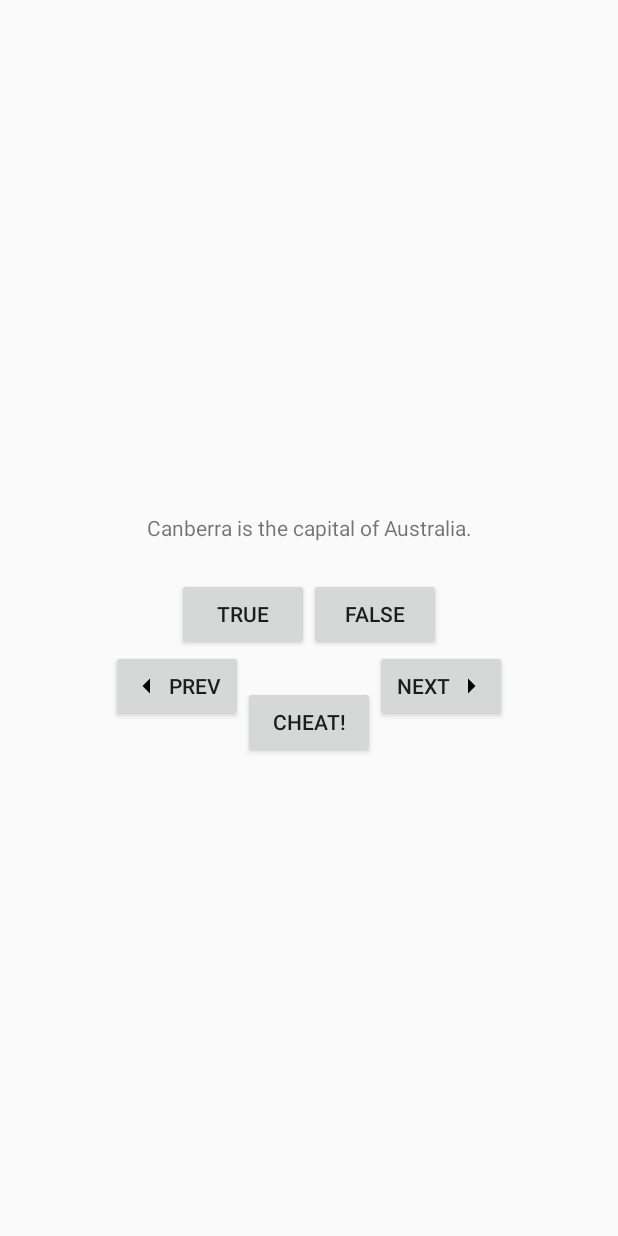
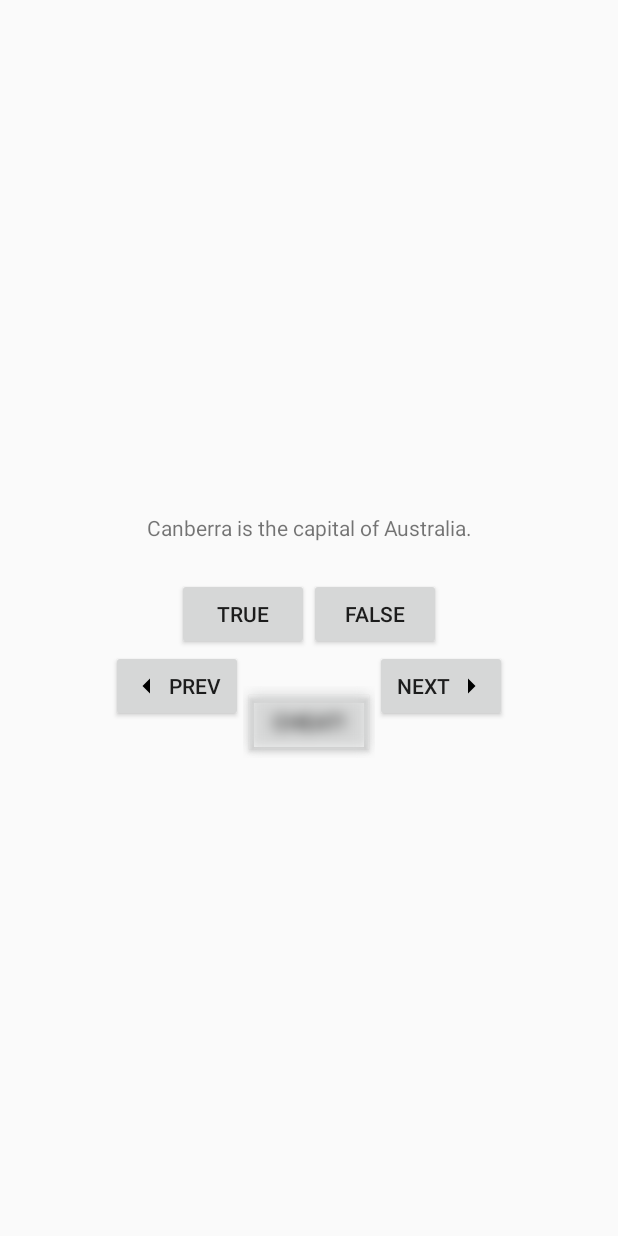
Before and after one commit to Popovycha/GeoQuizApp, an Android app built with Jetpack Compose: the screen it shows after launch (MainActivity), on a phone screen of 412 x 824 dp. Run offline under Robolectric (Android 15) with nearby library versions, the phone set to English and light mode, and no system bars.

Commit message:
8th chapter with complete challenge

```diff
--- a/app/src/main/java/com/example/geoquiz/CheatActivity.kt
+++ b/app/src/main/java/com/example/geoquiz/CheatActivity.kt
@@ -3,6 +3,7 @@ package com.example.geoquiz
 import android.app.Activity
 import android.content.Context
 import android.content.Intent
+import android.os.Build
 import androidx.appcompat.app.AppCompatActivity
 import android.os.Bundle
 import android.widget.Button
@@ -49,6 +50,9 @@ class CheatActivity : AppCompatActivity() {
             answerTextView.setText(R.string.true_button)
             setAnswerShownResult(false)
         }
+        val apiLevel : TextView = findViewById(R.id.api_level)
+        val buildNumber = Build.VERSION.SDK_INT.toString()
+        apiLevel.text = getString(R.string.api_level, buildNumber)
     }
 
     private fun setAnswerShownResult(isAnswerShown: Boolean) {
--- a/app/src/main/java/com/example/geoquiz/MainActivity.kt
+++ b/app/src/main/java/com/example/geoquiz/MainActivity.kt
@@ -1,14 +1,21 @@
 package com.example.geoquiz
 
 
+import android.annotation.SuppressLint
 import android.app.Activity
 import android.content.Intent
+import android.graphics.RenderEffect
+import android.graphics.Shader
+import android.os.Build
 import android.os.Bundle
 import android.util.Log
 import android.widget.Toast
+import android.widget.Toast.LENGTH_SHORT
+import android.widget.Toast.makeText
 import androidx.activity.ComponentActivity
 import androidx.activity.result.contract.ActivityResultContracts
 import androidx.activity.viewModels
+import androidx.annotation.RequiresApi
 import com.example.geoquiz.databinding.ActivityMainBinding
 
 
@@ -30,6 +37,7 @@ class MainActivity : ComponentActivity() {
 
     private var correctAnswers = 0
     private var answered = 0
+    @RequiresApi(Build.VERSION_CODES.S)
     override fun onCreate(savedInstanceState: Bundle?) {
         super.onCreate(savedInstanceState)
         Log.d(TAG, "onCreate(Bundle?) called")
@@ -50,13 +58,29 @@ class MainActivity : ComponentActivity() {
             quizViewModel.moveToNext()
             updateQuestion()
         }
+        var tokens = 3
+
         binding.cheatButton.setOnClickListener {
         // Start CheatActivity
-            val answerIsTrue = quizViewModel.currentQuestionAnswer
-            val intent = CheatActivity.newIntent(this@MainActivity, answerIsTrue)
-            cheatLauncher.launch(intent)
+            //Challenge: Limited Cheats
+            if ( tokens <= 3 && tokens != 0) {
+                tokens -= 1
+                val remTokens = getString(R.string.rem_cheats, tokens)
+                makeText(this, remTokens, LENGTH_SHORT).show()
+                Log.d(TAG, "TOKENS $tokens")
+                val answerIsTrue = quizViewModel.currentQuestionAnswer
+                val intent = CheatActivity.newIntent(this@MainActivity, answerIsTrue)
+                cheatLauncher.launch(intent)
+            } else {
+                binding.cheatButton.isEnabled = false
+                makeText(this,R.string.out_cheats, LENGTH_SHORT).show()
+            }
+
         }
         updateQuestion()
+        if (Build.VERSION.SDK_INT >= Build.VERSION_CODES.S) {
+            blurCheatButton()
+        }
 
         binding.previousButton.setOnClickListener {
             quizViewModel.moveToPrev()
@@ -110,6 +134,7 @@ class MainActivity : ComponentActivity() {
         manageAnswerButtons()
     }
 
+    @SuppressLint("StringFormatInvalid")
     private fun checkAnswer(userAnswer: Boolean) {
         binding.falseButton.isEnabled = false
         binding.trueButton.isEnabled = false
@@ -131,6 +156,15 @@ class MainActivity : ComponentActivity() {
         }
         correctAnswers++
     }
+    @RequiresApi(Build.VERSION_CODES.S)
+    private fun blurCheatButton() {
+        val effect = RenderEffect.createBlurEffect(
+            10.0f,
+            10.0f,
+            Shader.TileMode.CLAMP
+        )
+        binding.cheatButton.setRenderEffect(effect)
+    }
 
 
     private fun isAllQuestionsAnswered(): Boolean {
--- a/app/src/main/res/layout/activity_cheat.xml
+++ b/app/src/main/res/layout/activity_cheat.xml
@@ -21,4 +21,9 @@
         android:layout_width="wrap_content"
         android:layout_height="wrap_content"
         android:text="@string/show_answer_button"/>
+    <TextView
+        android:layout_width="wrap_content"
+        android:layout_height="wrap_content"
+        android:id="@+id/api_level"/>
+
 </LinearLayout>
--- a/app/src/main/res/values/strings.xml
+++ b/app/src/main/res/values/strings.xml
@@ -18,4 +18,7 @@
     <string name="judgment_toast">Cheating is wrong.</string>
     <string name="percent_grade">Your Grade is %1$d%% successful </string>
     <string name="unknown">Unknown</string>
+    <string name="api_level">Api Level %1$S</string>
+    <string name="out_cheats">You are out of cheats</string>
+    <string name="rem_cheats">Cheat remaining %1$d</string>
 </resources>
```
